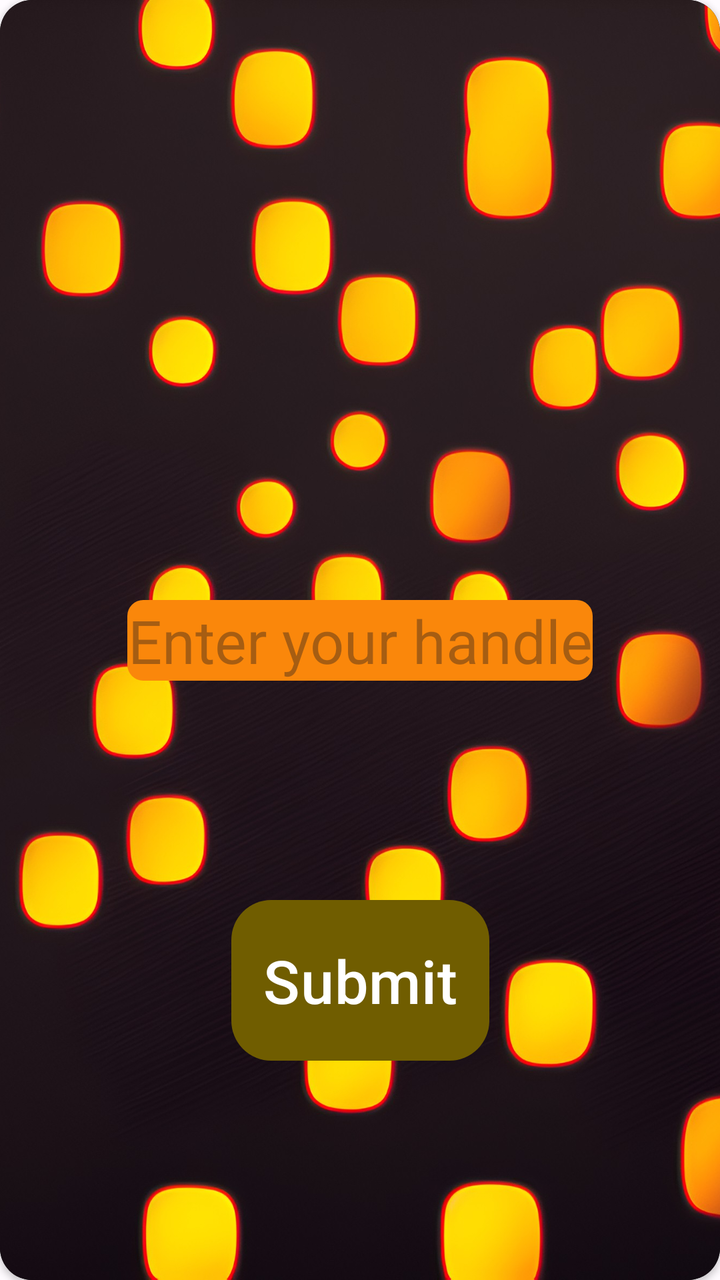
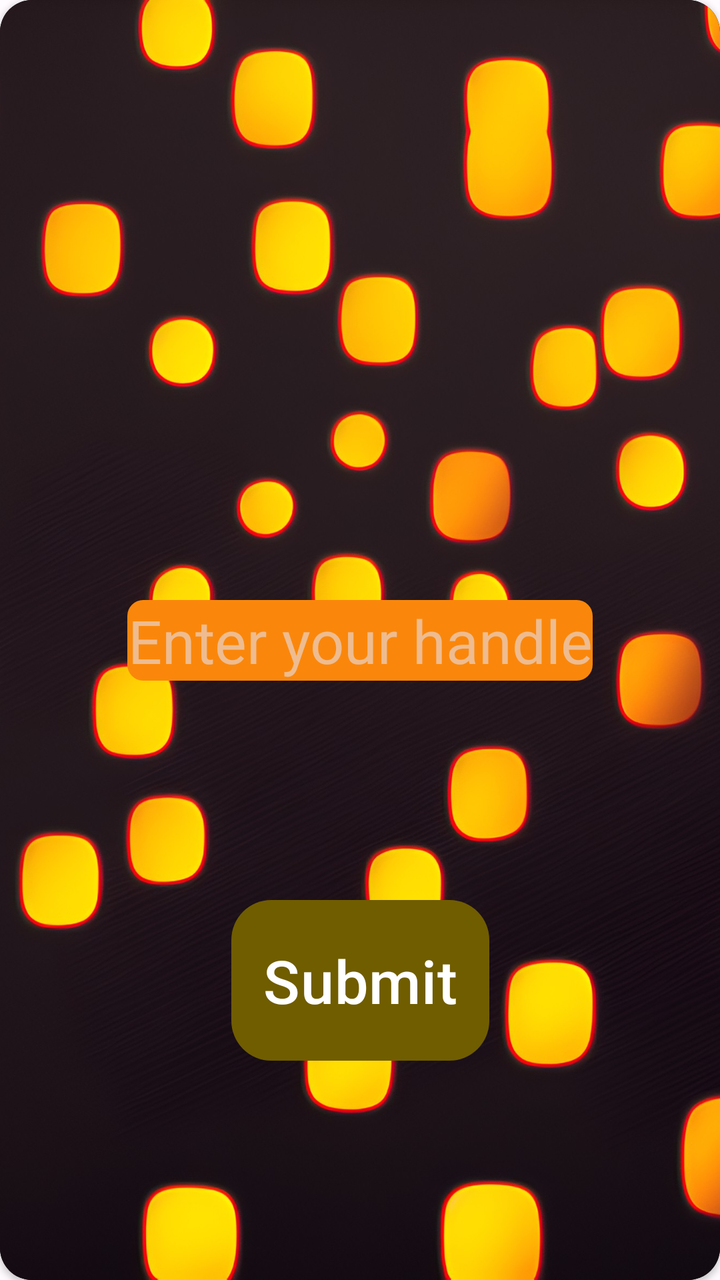

The first picture is an Android layout as it rendered before a commit; the second is the same layout after the commit. The layout source and the unified diff follow.
<!-- AndroidManifest.xml: application theme Theme.ScoreCards -->
<!-- res/layout/activity_inpute_card.xml -->
<?xml version="1.0" encoding="utf-8"?>
<androidx.cardview.widget.CardView xmlns:android="http://schemas.android.com/apk/res/android"
    xmlns:app="http://schemas.android.com/apk/res-auto"
    xmlns:tools="http://schemas.android.com/tools"
    android:id="@+id/cardDesign"
    android:layout_width="match_parent"
    android:layout_height="match_parent"
    android:layout_marginStart="8dp"
    android:layout_marginTop="8dp"
    android:layout_marginEnd="8dp"
    android:layout_marginBottom="8dp"
    android:elevation="10dp"
    app:cardCornerRadius="16dp">


    <androidx.constraintlayout.widget.ConstraintLayout
        android:id="@+id/bottomLayout"
        android:layout_width="match_parent"
        android:layout_height="match_parent"
        android:background="#000000"
        app:layout_constraintBottom_toBottomOf="parent"
        app:layout_constraintEnd_toEndOf="parent"
        app:layout_constraintHeight_default="percent"
        app:layout_constraintHeight_percent=".30"
        app:layout_constraintStart_toStartOf="parent">

        <ImageView
            android:id="@+id/background_img"
            android:layout_width="match_parent"
            android:layout_height="match_parent"
            android:src="@drawable/golden_background"
            android:scaleType="centerCrop" />

        <EditText
            android:id="@+id/user_input"
            android:layout_width="wrap_content"
            android:layout_height="wrap_content"
            android:hint="Enter your handle"
            android:textSize="30dp"
            android:gravity="center"
            android:textColor="@color/md_theme_dark_background"
            app:layout_constraintTop_toTopOf="parent"
            app:layout_constraintBottom_toBottomOf="parent"
            app:layout_constraintStart_toStartOf="parent"
            app:layout_constraintEnd_toEndOf="parent"
            android:background="@drawable/rounded_edittext_background"
            />


        <Button
            android:id="@+id/submit_button"
            android:layout_width="wrap_content"
            android:layout_height="wrap_content"
            android:paddingRight="10dp"
            android:paddingLeft="10dp"
            android:text="Submit"
            android:textColor="#FFFFFF"
            android:textSize="30sp"
            android:background="@drawable/rounded_button_background"
            android:padding="16dp"
            app:layout_constraintTop_toBottomOf="@id/user_input"
            app:layout_constraintBottom_toBottomOf="parent"
            app:layout_constraintStart_toStartOf="parent"
            app:layout_constraintEnd_toEndOf="parent" />

    </androidx.constraintlayout.widget.ConstraintLayout>

</androidx.cardview.widget.CardView>
<!-- resources referenced by this layout -->
<resources>
  <color name="md_theme_dark_background">#1D1B16</color>
  <style name="Theme.ScoreCards" parent="Theme.Material3.Light.NoActionBar">
          <item name="colorPrimary">@color/md_theme_light_primary</item>
          <item name="colorOnPrimary">@color/md_theme_light_onPrimary</item>
          <item name="colorPrimaryContainer">@color/md_theme_light_primaryContainer</item>
          <item name="colorOnPrimaryContainer">@color/md_theme_light_onPrimaryContainer</item>
          <item name="colorSecondary">@color/md_theme_light_secondary</item>
          <item name="colorOnSecondary">@color/md_theme_light_onSecondary</item>
          <item name="colorSecondaryContainer">@color/md_theme_light_secondaryContainer</item>
          <item name="colorOnSecondaryContainer">@color/md_theme_light_onSecondaryContainer</item>
          <item name="colorTertiary">@color/md_theme_light_tertiary</item>
          <item name="colorOnTertiary">@color/md_theme_light_onTertiary</item>
          <item name="colorTertiaryContainer">@color/md_theme_light_tertiaryContainer</item>
          <item name="colorOnTertiaryContainer">@color/md_theme_light_onTertiaryContainer</item>
          <item name="colorError">@color/md_theme_light_error</item>
          <item name="colorErrorContainer">@color/md_theme_light_errorContainer</item>
          <item name="colorOnError">@color/md_theme_light_onError</item>
          <item name="colorOnErrorContainer">@color/md_theme_light_onErrorContainer</item>
          <item name="android:colorBackground">@color/md_theme_light_background</item>
          <item name="colorOnBackground">@color/md_theme_light_onBackground</item>
          <item name="colorSurface">@color/md_theme_light_surface</item>
          <item name="colorOnSurface">@color/md_theme_light_onSurface</item>
          <item name="colorSurfaceVariant">@color/md_theme_light_surfaceVariant</item>
          <item name="colorOnSurfaceVariant">@color/md_theme_light_onSurfaceVariant</item>
          <item name="colorOutline">@color/md_theme_light_outline</item>
          <item name="colorOnSurfaceInverse">@color/md_theme_light_inverseOnSurface</item>
          <item name="colorSurfaceInverse">@color/md_theme_light_inverseSurface</item>
          <item name="colorPrimaryInverse">@color/md_theme_light_inversePrimary</item>
      </style>
  <color name="md_theme_light_primary">#705D00</color>
  <color name="md_theme_light_onPrimary">#FFFFFF</color>
  <color name="md_theme_light_primaryContainer">#FFE16D</color>
  <color name="md_theme_light_onPrimaryContainer">#221B00</color>
  <color name="md_theme_light_secondary">#675E40</color>
  <color name="md_theme_light_onSecondary">#FFFFFF</color>
  <color name="md_theme_light_secondaryContainer">#EFE2BC</color>
  <color name="md_theme_light_onSecondaryContainer">#211B04</color>
  <color name="md_theme_light_tertiary">#44664E</color>
  <color name="md_theme_light_onTertiary">#FFFFFF</color>
  <color name="md_theme_light_tertiaryContainer">#C6ECCD</color>
  <color name="md_theme_light_onTertiaryContainer">#00210E</color>
  <color name="md_theme_light_error">#BA1A1A</color>
  <color name="md_theme_light_errorContainer">#FFDAD6</color>
  <color name="md_theme_light_onError">#FFFFFF</color>
  <color name="md_theme_light_onErrorContainer">#410002</color>
  <color name="md_theme_light_background">#FFFBFF</color>
  <color name="md_theme_light_onBackground">#1D1B16</color>
  <color name="md_theme_light_surface">#FFFBFF</color>
  <color name="md_theme_light_onSurface">#1D1B16</color>
  <color name="md_theme_light_surfaceVariant">#EAE2CF</color>
  <color name="md_theme_light_onSurfaceVariant">#4B4739</color>
  <color name="md_theme_light_outline">#7C7767</color>
  <color name="md_theme_light_inverseOnSurface">#F6F0E7</color>
  <color name="md_theme_light_inverseSurface">#33302A</color>
  <color name="md_theme_light_inversePrimary">#E9C400</color>
  <!-- unchanged entries left out for length: 3 -->
</resources>

<!-- the commit's change to res/layout/activity_inpute_card.xml (unified diff, before → after) -->
@@ -2,14 +2,15 @@
 <androidx.cardview.widget.CardView xmlns:android="http://schemas.android.com/apk/res/android"
     xmlns:app="http://schemas.android.com/apk/res-auto"
     xmlns:tools="http://schemas.android.com/tools"
-    android:id="@+id/cardDesign"
+    android:id="@+id/inputcardDesign"
     android:layout_width="match_parent"
     android:layout_height="match_parent"
     android:layout_marginStart="8dp"
     android:layout_marginTop="8dp"
     android:layout_marginEnd="8dp"
+    android:background="@color/md_theme_dark_background"
     android:layout_marginBottom="8dp"
-    android:elevation="10dp"
+    android:elevation="0dp"
     app:cardCornerRadius="16dp">
 
 
@@ -17,7 +18,7 @@
         android:id="@+id/bottomLayout"
         android:layout_width="match_parent"
         android:layout_height="match_parent"
-        android:background="#000000"
+        android:background="@color/md_theme_dark_background"
         app:layout_constraintBottom_toBottomOf="parent"
         app:layout_constraintEnd_toEndOf="parent"
         app:layout_constraintHeight_default="percent"
<!-- resource entries referenced after the edit -->
@@ -1,7 +1,7 @@
 <!-- resources referenced by this layout -->
 <resources>
   <color name="md_theme_dark_background">#1D1B16</color>
-  <style name="Theme.ScoreCards" parent="Theme.Material3.Light.NoActionBar">
+  <style name="Theme.ScoreCards" parent="Theme.Material3.Dark.NoActionBar">
           <item name="colorPrimary">@color/md_theme_light_primary</item>
           <item name="colorOnPrimary">@color/md_theme_light_onPrimary</item>
           <item name="colorPrimaryContainer">@color/md_theme_light_primaryContainer</item>
